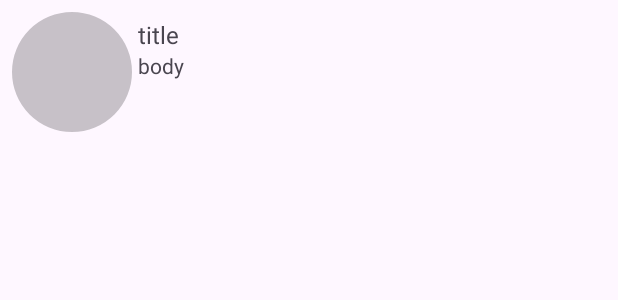
After one commit to tashuseyin/NesineCase, an Android app: the layout layout_post_item.xml on its own in the app's theme, with its tools: preview values and no code run, on a phone screen of 412 x 824 dp. The commit adds this screen. Shown: the top 300 px of the screen. Run offline under Robolectric (Android 15) with nearby library versions, the phone set to English and light mode, and no system bars.

```diff
--- a/app/build.gradle.kts
+++ b/app/build.gradle.kts
@@ -52,6 +52,7 @@ dependencies {
     implementation(libs.material)
     implementation(libs.androidx.activity)
     implementation(libs.androidx.constraintlayout)
+    implementation(libs.androidx.swiperefreshlayout)
     testImplementation(libs.junit)
     androidTestImplementation(libs.androidx.junit)
     androidTestImplementation(libs.androidx.espresso.core)
--- a/app/src/main/java/com/example/nesinecase/core/util/Result.kt
+++ b/app/src/main/java/com/example/nesinecase/core/util/Result.kt
@@ -1,6 +1,6 @@
 package com.example.nesinecase.core.util
 
-sealed class Result<T> {
-    class Success<T>(val data: T) : Result<T>()
-    class Error(val error: Throwable) : Result<Nothing>()
+sealed class Result<out R> {
+    data class Success<out T>(val data: T) : Result<T>()
+    data class Error(val error: Throwable) : Result<Nothing>()
 }
--- /dev/null
+++ b/app/src/main/res/layout/layout_post_item.xml
@@ -0,0 +1,41 @@
+<?xml version="1.0" encoding="utf-8"?>
+<LinearLayout xmlns:android="http://schemas.android.com/apk/res/android"
+    xmlns:app="http://schemas.android.com/apk/res-auto"
+    xmlns:tools="http://schemas.android.com/tools"
+    android:layout_width="match_parent"
+    android:layout_height="wrap_content"
+    android:padding="@dimen/dimen8"
+    android:orientation="horizontal">
+
+    <com.google.android.material.imageview.ShapeableImageView
+        android:id="@+id/post_image"
+        android:layout_width="@dimen/dimen80"
+        android:layout_height="@dimen/dimen80"
+        app:shapeAppearanceOverlay="@style/CircleImageView"
+        tools:src="@color/cardview_shadow_start_color" />
+
+    <LinearLayout
+        android:layout_width="match_parent"
+        android:layout_height="wrap_content"
+        android:orientation="vertical"
+        android:layout_margin="@dimen/dimen4">
+
+        <TextView
+            android:id="@+id/title"
+            android:layout_width="match_parent"
+            android:layout_height="wrap_content"
+            android:ellipsize="end"
+            android:maxLines="1"
+            android:textSize= "16sp"
+            tools:text="title" />
+
+        <TextView
+            android:id="@+id/body"
+            android:layout_width="match_parent"
+            android:layout_height="wrap_content"
+            android:ellipsize="end"
+            android:maxLines="2"
+            android:textSize="14sp"
+            tools:text="body" />
+    </LinearLayout>
+</LinearLayout>
--- /dev/null
+++ b/app/src/main/res/values/styles.xml
@@ -0,0 +1,6 @@
+<?xml version="1.0" encoding="utf-8"?>
+<resources>
+    <style name="CircleImageView">
+        <item name="cornerSize">50%</item>
+    </style>
+</resources>
--- a/gradle/libs.versions.toml
+++ b/gradle/libs.versions.toml
@@ -20,6 +20,7 @@ coroutines = "1.8.0"
 glide = "4.16.0"
 room = "2.6.1"
 ksp = "1.9.24-1.0.20"
+swiperefreshlayout = "1.1.0"
 
 [libraries]
 androidx-core-ktx = { group = "androidx.core", name = "core-ktx", version.ref = "coreKtx" }
@@ -52,6 +53,7 @@ glide = { group = "com.github.bumptech.glide", name = "glide", version.ref = "gl
 room-ktx = { group = "androidx.room", name = "room-ktx", version.ref = "room" }
 room-runtime = { group = "androidx.room", name = "room-runtime", version.ref = "room" }
 room-compiler = { group = "androidx.room", name = "room-compiler", version.ref = "room" }
+androidx-swiperefreshlayout = { group = "androidx.swiperefreshlayout", name = "swiperefreshlayout", version.ref = "swiperefreshlayout" }
 
 
 [plugins]
```
Also changed, not shown: app/src/main/java/com/example/nesinecase/core/base/BaseUseCase.kt (added, +14 -0 lines), app/src/main/java/com/example/nesinecase/core/base/BaseViewModel.kt (added, +36 -0 lines), app/src/main/java/com/example/nesinecase/core/extensions/ContextExtension.kt (added, +14 -0 lines), app/src/main/java/com/example/nesinecase/core/extensions/ViewExtension.kt (added, +45 -0 lines), app/src/main/java/com/example/nesinecase/core/util/ProgressDialogUtil.kt (added, +34 -0 lines), app/src/main/java/com/example/nesinecase/domain/use_case/GetPostsUseCase.kt (+10 -12 lines), app/src/main/java/com/example/nesinecase/features/post_list/PostListFragment.kt (+28 -1 lines), app/src/main/java/com/example/nesinecase/features/post_list/PostListUIState.kt (deleted, +0 -8 lines), app/src/main/java/com/example/nesinecase/features/post_list/PostListViewModel.kt (+13 -13 lines), app/src/main/java/com/example/nesinecase/features/post_list/adapter/PostListAdapter.kt (added, +46 -0 lines), app/src/main/res/layout/fragment_post_list.xml (+8 -0 lines), app/src/main/res/layout/progress_dialog_layout.xml (added, +13 -0 lines), app/src/main/res/values/dimens.xml (added, +30 -0 lines).
